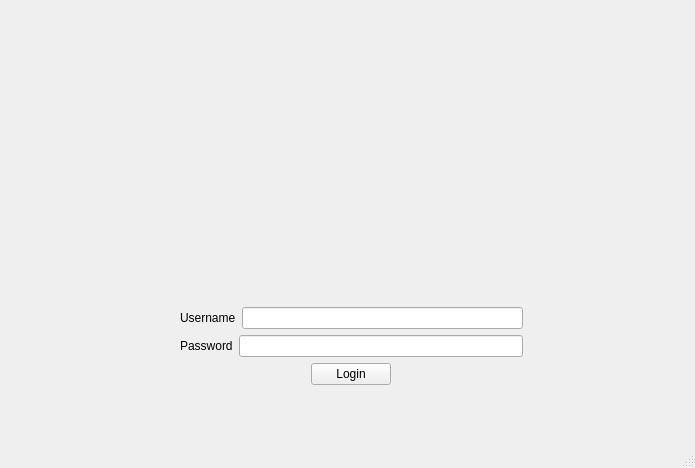
This is loginwindow.ui in sgsfak/dicom-anon-upload as Qt 5 draws it before an edit. The edited form follows.
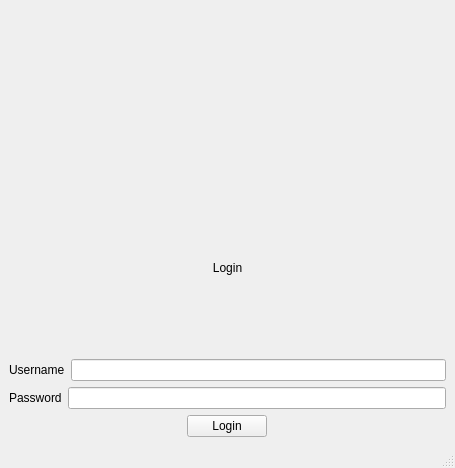
This is the edited form. Icons and pictures are not drawn.

```diff
--- a/loginwindow.ui
+++ b/loginwindow.ui
@@ -6,7 +6,7 @@
    <rect>
     <x>0</x>
     <y>0</y>
-    <width>695</width>
+    <width>455</width>
     <height>468</height>
    </rect>
   </property>
@@ -17,15 +17,8 @@
    <bool>true</bool>
   </property>
   <widget class="QWidget" name="centralwidget">
-   <widget class="QWidget" name="layoutWidget">
-    <property name="geometry">
-     <rect>
-      <x>180</x>
-      <y>30</y>
-      <width>343</width>
-      <height>355</height>
-     </rect>
-    </property>
+   <layout class="QGridLayout" name="gridLayout_2">
+    <item row="0" column="0">
     <layout class="QVBoxLayout" name="verticalLayout">
      <item>
       <widget class="QLabel" name="logoLabel">
@@ -46,6 +39,19 @@
        </property>
       </widget>
      </item>
+      <item>
+       <widget class="QLabel" name="loginLabel">
+        <property name="text">
+         <string>Login</string>
+        </property>
+        <property name="textFormat">
+         <enum>Qt::RichText</enum>
+        </property>
+        <property name="alignment">
+         <set>Qt::AlignCenter</set>
+        </property>
+       </widget>
+      </item>
      <item>
       <layout class="QGridLayout" name="gridLayout">
        <item row="0" column="0">
@@ -96,7 +102,8 @@
       </widget>
      </item>
     </layout>
-   </widget>
+    </item>
+   </layout>
   </widget>
   <widget class="QMenuBar" name="menubar">
    <property name="geometry">
```
Left out of the diff: 2 changed lines with no effect on the pictures. Lines whose indentation alone changed are shown as unchanged.
